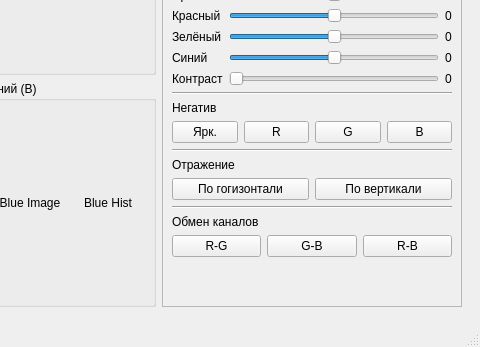
aleksarki/paint.ru, file main.ui: the form before one commit; both pictures show x 541 to 1021 and y 393 to 740 of the 1021 by 740 pixel window.
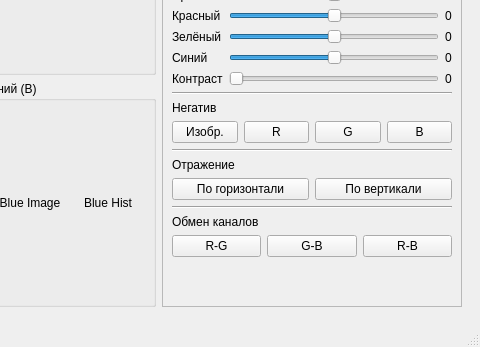
The form after the commit. Custom widgets are drawn as their Qt base class.

Commit message: button actions

What changed in the file:
```diff
--- a/main.ui
+++ b/main.ui
@@ -504,7 +504,7 @@
              <item>
               <widget class="QPushButton" name="brightnessNegationButton">
                <property name="text">
-                <string>Ярк.</string>
+                <string>Изобр.</string>
                </property>
               </widget>
              </item>
@@ -564,7 +564,7 @@
              <item>
               <widget class="QPushButton" name="pushButton_12">
                <property name="text">
-                <string>По гогизонтали</string>
+                <string>По горизонтали</string>
                </property>
               </widget>
              </item>
```
Left out of the diff: 10 changed lines with no effect on the pictures. The commit also changes 3 other files.
